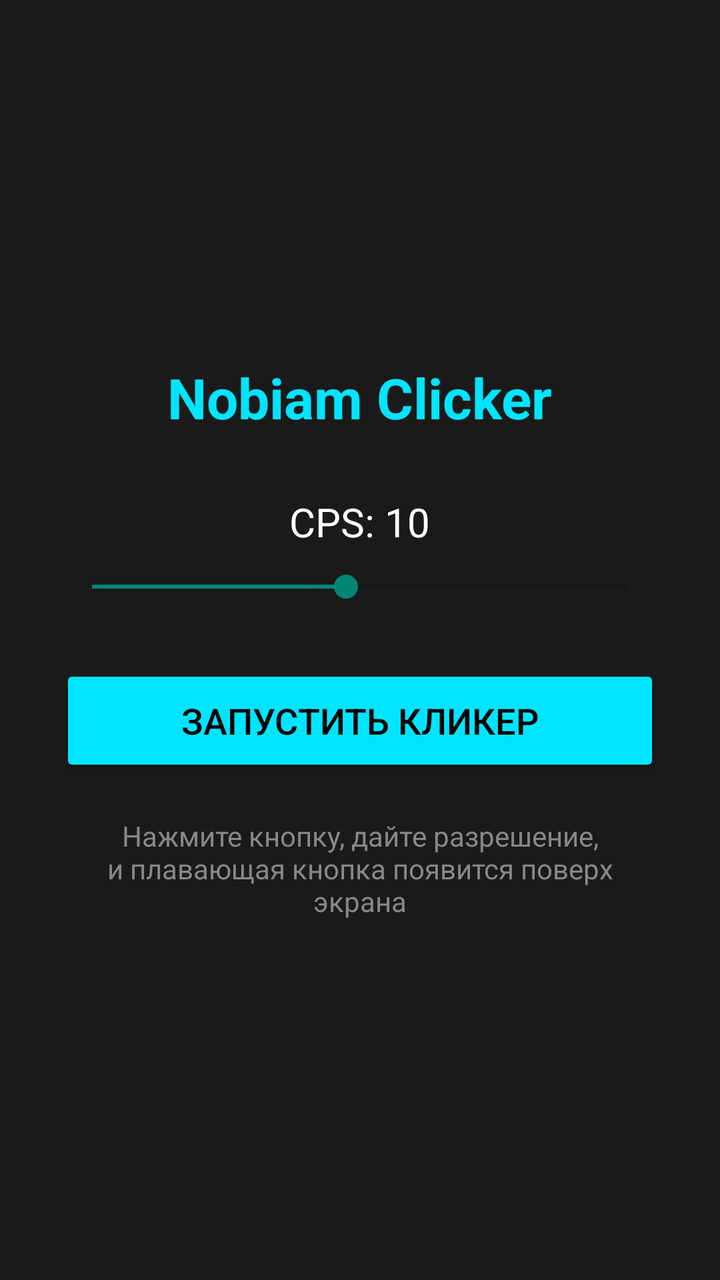
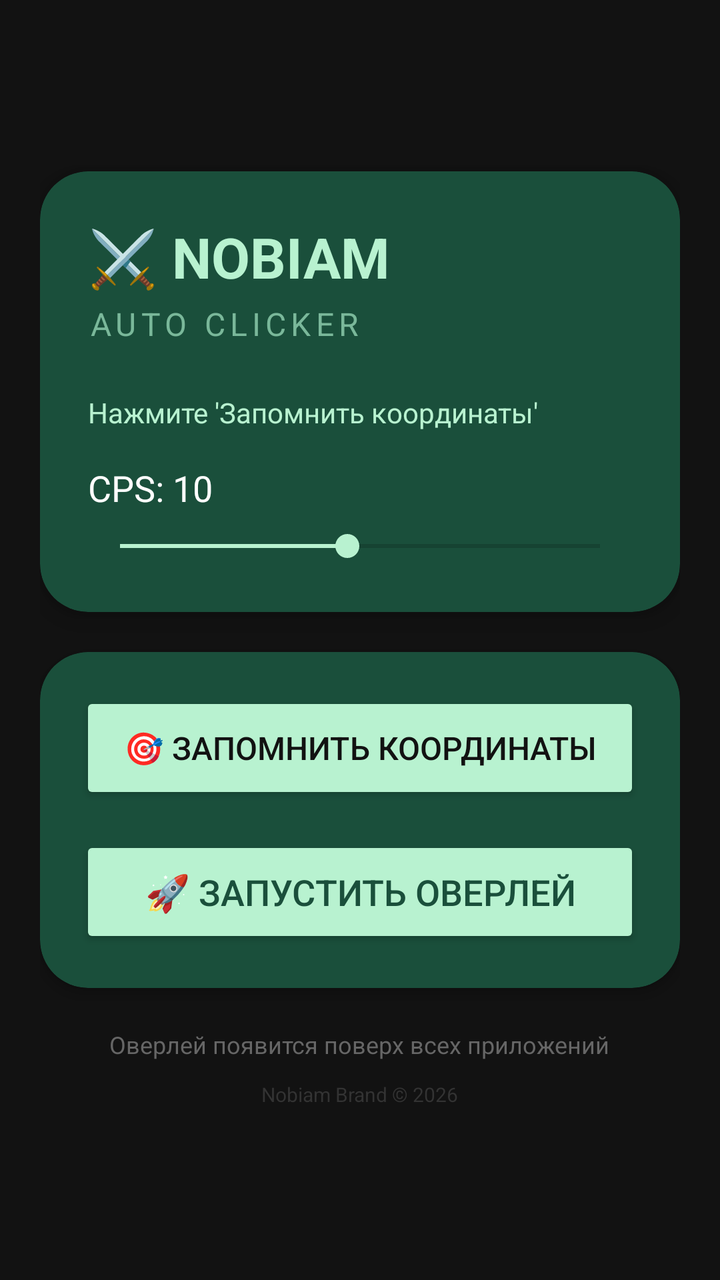

Screens rendered from an Android XML layout before and after an edit, with the pre-edit source and the edit as a unified diff.
<!-- AndroidManifest.xml: application theme Theme.AppCompat.Light.NoActionBar -->
<!-- res/layout/activity_main.xml -->
<?xml version="1.0" encoding="utf-8"?>
<LinearLayout xmlns:android="http://schemas.android.com/apk/res/android"
    android:layout_width="match_parent"
    android:layout_height="match_parent"
    android:orientation="vertical"
    android:gravity="center"
    android:padding="30dp"
    android:background="#1a1a1a">

    <TextView
        android:layout_width="wrap_content"
        android:layout_height="wrap_content"
        android:text="Nobiam Clicker"
        android:textSize="28sp"
        android:textColor="#00e5ff"
        android:textStyle="bold"
        android:layout_marginBottom="30dp"/>

    <TextView
        android:id="@+id/cpsText"
        android:layout_width="wrap_content"
        android:layout_height="wrap_content"
        android:text="CPS: 10"
        android:textSize="20sp"
        android:textColor="#ffffff"
        android:layout_marginBottom="10dp"/>

    <SeekBar
        android:id="@+id/cpsSeekBar"
        android:layout_width="match_parent"
        android:layout_height="wrap_content"
        android:max="19"
        android:progress="9"/>

    <Button
        android:id="@+id/btnStartService"
        android:layout_width="match_parent"
        android:layout_height="56dp"
        android:text="Запустить кликер"
        android:textSize="18sp"
        android:backgroundTint="#00e5ff"
        android:textColor="#000000"
        android:layout_marginTop="30dp"/>

    <TextView
        android:layout_width="wrap_content"
        android:layout_height="wrap_content"
        android:text="Нажмите кнопку, дайте разрешение,\nи плавающая кнопка появится поверх экрана"
        android:textColor="#888888"
        android:gravity="center"
        android:textSize="14sp"
        android:layout_marginTop="20dp"/>

</LinearLayout>
<!-- resources referenced by this layout -->
<resources>

</resources>

<!-- the commit's change to res/layout/activity_main.xml (unified diff, before → after) -->
@@ -1,54 +1,128 @@
 <?xml version="1.0" encoding="utf-8"?>
 <LinearLayout xmlns:android="http://schemas.android.com/apk/res/android"
+    xmlns:app="http://schemas.android.com/apk/res-auto"
     android:layout_width="match_parent"
     android:layout_height="match_parent"
     android:orientation="vertical"
     android:gravity="center"
-    android:padding="30dp"
-    android:background="#1a1a1a">
+    android:padding="20dp"
+    android:background="#121212">
+
+    
+    <androidx.cardview.widget.CardView
+        android:layout_width="match_parent"
+        android:layout_height="wrap_content"
+        app:cardCornerRadius="24dp"
+        app:cardBackgroundColor="#1A4F3B"
+        app:cardElevation="8dp"
+        android:layout_marginBottom="20dp">
+
+        <LinearLayout
+            android:layout_width="match_parent"
+            android:layout_height="wrap_content"
+            android:orientation="vertical"
+            android:padding="24dp">
+
+            <TextView
+                android:layout_width="wrap_content"
+                android:layout_height="wrap_content"
+                android:text="⚔️ NOBIAM"
+                android:textSize="28sp"
+                android:textColor="#B8F2D0"
+                android:textStyle="bold"
+                android:layout_marginBottom="4dp"/>
+
+            <TextView
+                android:layout_width="wrap_content"
+                android:layout_height="wrap_content"
+                android:text="AUTO CLICKER"
+                android:textSize="16sp"
+                android:textColor="#7AB89A"
+                android:letterSpacing="0.15"
+                android:layout_marginBottom="24dp"/>
+
+            <TextView
+                android:id="@+id/statusText"
+                android:layout_width="wrap_content"
+                android:layout_height="wrap_content"
+                android:text="Нажмите 'Запомнить координаты'"
+                android:textColor="#B8F2D0"
+                android:textSize="14sp"
+                android:layout_marginBottom="16dp"/>
+
+            <TextView
+                android:id="@+id/cpsText"
+                android:layout_width="wrap_content"
+                android:layout_height="wrap_content"
+                android:text="CPS: 10"
+                android:textSize="18sp"
+                android:textColor="#FFFFFF"
+                android:layout_marginBottom="8dp"/>
+
+            <SeekBar
+                android:id="@+id/cpsSeekBar"
+                android:layout_width="match_parent"
+                android:layout_height="wrap_content"
+                android:max="19"
+                android:progress="9"
+                android:thumbTint="#B8F2D0"
+                android:progressTint="#B8F2D0"/>
+
+        </LinearLayout>
+    </androidx.cardview.widget.CardView>
+
+    
+    <androidx.cardview.widget.CardView
+        android:layout_width="match_parent"
+        android:layout_height="wrap_content"
+        app:cardCornerRadius="24dp"
+        app:cardBackgroundColor="#1A4F3B"
+        app:cardElevation="4dp">
+
+        <LinearLayout
+            android:layout_width="match_parent"
+            android:layout_height="wrap_content"
+            android:orientation="vertical"
+            android:padding="20dp">
+
+            <Button
+                android:id="@+id/btnSetCoords"
+                android:layout_width="match_parent"
+                android:layout_height="56dp"
+                android:text="🎯 Запомнить координаты"
+                android:textSize="16sp"
+                android:textColor="#121212"
+                android:backgroundTint="#B8F2D0"
+                android:layout_marginBottom="16dp"/>
+
+            <Button
+                android:id="@+id/btnStartService"
+                android:layout_width="match_parent"
+                android:layout_height="56dp"
+                android:text="🚀 Запустить оверлей"
+                android:textSize="18sp"
+                android:textColor="#1A4F3B"
+                android:backgroundTint="#B8F2D0"/>
+
+        </LinearLayout>
+    </androidx.cardview.widget.CardView>
+
+    
+    <TextView
+        android:layout_width="wrap_content"
+        android:layout_height="wrap_content"
+        android:text="Оверлей появится поверх всех приложений"
+        android:textColor="#666666"
+        android:gravity="center"
+        android:textSize="12sp"
+        android:layout_marginTop="20dp"/>
 
     <TextView
         android:layout_width="wrap_content"
         android:layout_height="wrap_content"
-        android:text="Nobiam Clicker"
-        android:textSize="28sp"
-        android:textColor="#00e5ff"
-        android:textStyle="bold"
-        android:layout_marginBottom="30dp"/>
-
-    <TextView
-        android:id="@+id/cpsText"
-        android:layout_width="wrap_content"
-        android:layout_height="wrap_content"
-        android:text="CPS: 10"
-        android:textSize="20sp"
-        android:textColor="#ffffff"
-        android:layout_marginBottom="10dp"/>
-
-    <SeekBar
-        android:id="@+id/cpsSeekBar"
-        android:layout_width="match_parent"
-        android:layout_height="wrap_content"
-        android:max="19"
-        android:progress="9"/>
-
-    <Button
-        android:id="@+id/btnStartService"
-        android:layout_width="match_parent"
-        android:layout_height="56dp"
-        android:text="Запустить кликер"
-        android:textSize="18sp"
-        android:backgroundTint="#00e5ff"
-        android:textColor="#000000"
-        android:layout_marginTop="30dp"/>
-
-    <TextView
-        android:layout_width="wrap_content"
-        android:layout_height="wrap_content"
-        android:text="Нажмите кнопку, дайте разрешение,\nи плавающая кнопка появится поверх экрана"
-        android:textColor="#888888"
-        android:gravity="center"
-        android:textSize="14sp"
-        android:layout_marginTop="20dp"/>
+        android:text="Nobiam Brand © 2026"
+        android:textColor="#333333"
+        android:textSize="10sp"
+        android:layout_marginTop="10dp"/>
 
 </LinearLayout>
